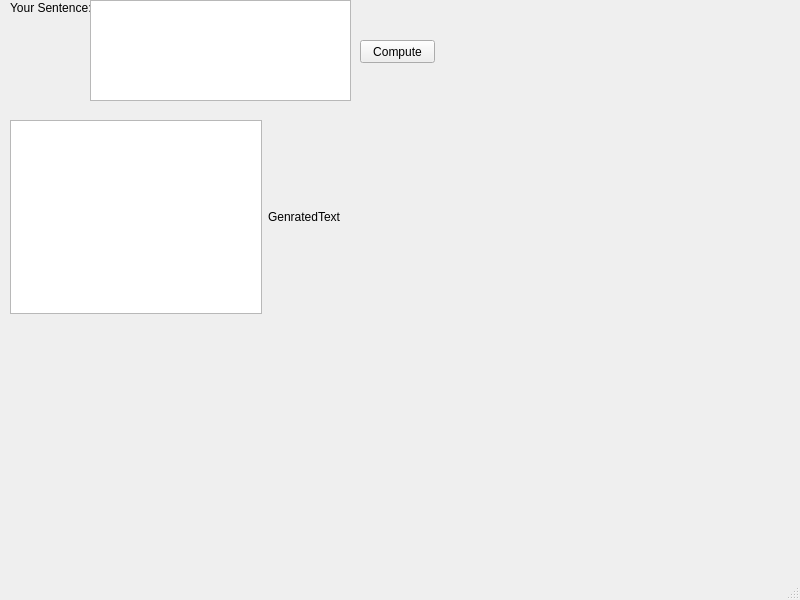
techwithanirudh/Shared, file gpt-2/gpt-2/main.ui: the form before one commit.
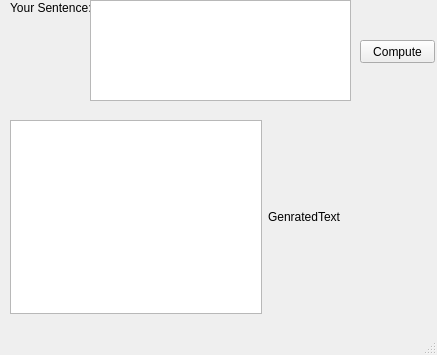
The form after the commit.

The edit to the form file:
```diff
--- a/gpt-2/gpt-2/main.ui
+++ b/gpt-2/gpt-2/main.ui
@@ -6,8 +6,8 @@
    <rect>
     <x>0</x>
     <y>0</y>
-    <width>800</width>
-    <height>600</height>
+    <width>437</width>
+    <height>355</height>
    </rect>
   </property>
   <property name="windowTitle">
@@ -50,7 +50,7 @@
      <string>Compute</string>
     </property>
    </widget>
-   <widget class="QWidget" name="">
+   <widget class="QWidget" name="layoutWidget">
     <property name="geometry">
      <rect>
       <x>10</x>
```
Left out of the diff: 2 changed lines with no effect on the pictures.
